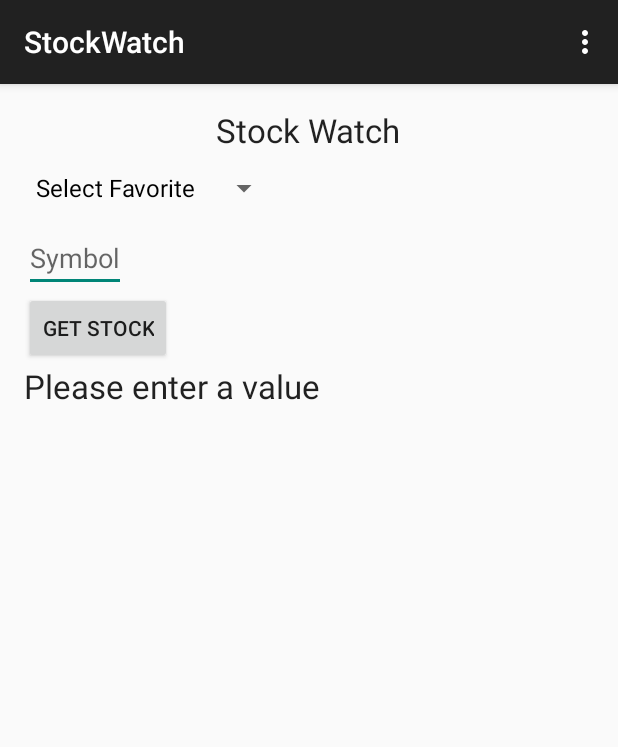
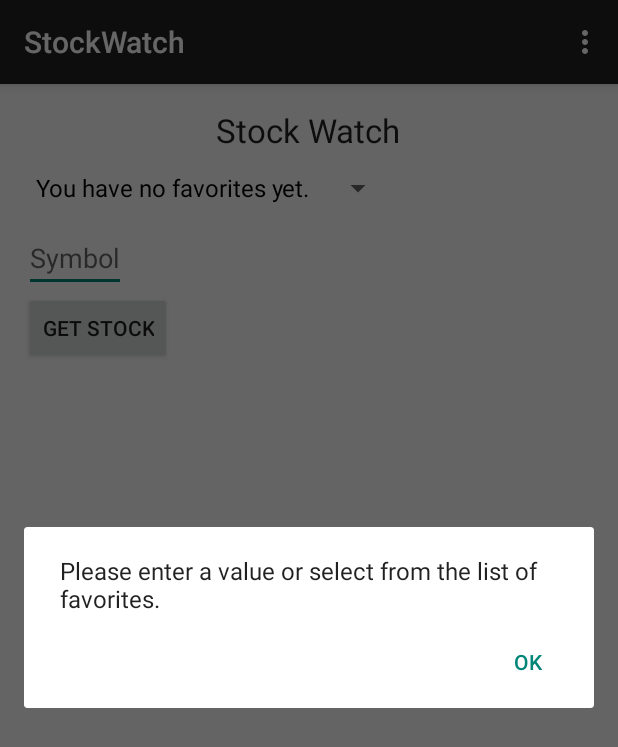
Before and after one commit to wrightaaron/StockWatch, an Android app: the screen it shows after launch (MainActivity), after a tap on "GET STOCK", on a phone screen of 412 x 824 dp. Shown: the top 747 px of the screen. Run offline under Robolectric (Android 15) with nearby library versions, the phone set to English and light mode, and no system bars.

Commit message:
ListView
Added listview for displaying results. Using persistent data to hold
favorite stock symbols. Adding stock symbols to favorites list of user
chooses to

```diff
--- a/StockWatch/app/src/main/java/com/example/thewrights/stockwatch/MainActivity.java
+++ b/StockWatch/app/src/main/java/com/example/thewrights/stockwatch/MainActivity.java
@@ -1,7 +1,11 @@
 package com.example.thewrights.stockwatch;
 
+import android.app.AlertDialog;
+import android.content.DialogInterface;
+import android.content.SharedPreferences;
 import android.os.AsyncTask;
 import android.os.Bundle;
+import android.preference.PreferenceManager;
 import android.support.v7.app.ActionBarActivity;
 import android.util.Log;
 import android.view.Menu;
@@ -11,8 +15,8 @@ import android.widget.AdapterView;
 import android.widget.ArrayAdapter;
 import android.widget.Button;
 import android.widget.EditText;
+import android.widget.ListView;
 import android.widget.Spinner;
-import android.widget.TextView;
 
 import org.ksoap2.SoapEnvelope;
 import org.ksoap2.serialization.PropertyInfo;
@@ -30,6 +34,8 @@ import org.xml.sax.SAXException;
 
 import java.io.IOException;
 import java.io.StringReader;
+import java.util.ArrayList;
+import java.util.Map;
 
 import javax.xml.parsers.DocumentBuilder;
 import javax.xml.parsers.DocumentBuilderFactory;
@@ -59,17 +65,37 @@ public class MainActivity extends ActionBarActivity {
 
     EditText symbolIn;
     Button btnStock;
-    TextView result;
+    ListView result;
     Spinner favorites;
-    @Override
+    SharedPreferences sharedPrefs;
+    AlertDialog.Builder alert;
+    ArrayList<String> faveList;
+    ArrayList<String> infoList;
     protected void onCreate(Bundle savedInstanceState) {
         super.onCreate(savedInstanceState);
         setContentView(R.layout.activity_main);
+        sharedPrefs = PreferenceManager.getDefaultSharedPreferences(this);
+        faveList = new ArrayList<String>();
+        Map<String,?> keys = sharedPrefs.getAll();
+        if(keys.size() == 0)
+        {
+            faveList.add("You have no favorites yet.");
+        }
+        else
+        {
+            faveList.add("-- Select a favorite --");
+        }
+        for(Map.Entry<String,?> entry : keys.entrySet())
+        {
+            faveList.add(entry.getValue().toString());
+            /*Log.d("map values",entry.getKey() + ": " +
+                    entry.getValue().toString());*/
+        }
         symbolIn = (EditText)findViewById(R.id.txtSymbol);
-        result = (TextView)findViewById(R.id.tvStock);
+        result = (ListView)findViewById(R.id.lstStock);
         favorites = (Spinner)findViewById(R.id.dropSymbols);
-        String[] faves = {"Select Favorite", "dis", "msn", "mic"};
-        ArrayAdapter<String> adapter = new ArrayAdapter<String>(this, android.R.layout.simple_spinner_dropdown_item, faves);
+        //String[] faves = {"Select Favorite", "dis", "msn", "mic"};
+        ArrayAdapter<String> adapter = new ArrayAdapter<String>(this, android.R.layout.simple_spinner_dropdown_item, faveList);
         favorites.setAdapter(adapter);
         favorites.setOnItemSelectedListener(new AdapterView.OnItemSelectedListener() {
             @Override
@@ -93,12 +119,42 @@ public class MainActivity extends ActionBarActivity {
         btnStock.setOnClickListener(new View.OnClickListener() {
             @Override
             public void onClick(View v) {
-                if (symbolIn.length() != 0 && symbolIn.getText().toString() != "") {
+                if (symbolIn.length() != 0 && symbolIn.getText().toString() != "")
+                {
+                    alert = new AlertDialog.Builder(MainActivity.this);
+                    alert.setMessage("Would you like to add this stock to your favorites?").setPositiveButton("Yes", new DialogInterface.OnClickListener()
+                    {
+                        @Override
+                        public void onClick(DialogInterface dialog, int which)
+                        {
+                            SharedPreferences.Editor editor = sharedPrefs.edit();
+                            editor.putString(symbol, symbol);
+                            editor.commit();
+                            dialog.dismiss();
+                        }
+                    }).setNegativeButton("No", new DialogInterface.OnClickListener()
+                    {
+                        @Override
+                        public void onClick(DialogInterface dialog, int which)
+                        {
+                            dialog.dismiss();
+                        }
+                    }).create();
+                    alert.show();
                     MainActivity.symbol = symbolIn.getText().toString();
                     AsyncCallWS task = new AsyncCallWS();
                     task.execute();
-                } else {
-                    result.setText("Please enter a value");
+                } else
+                {
+                    alert = new AlertDialog.Builder(MainActivity.this);
+                    alert.setMessage("Please enter a value or select from the list of favorites.")
+                            .setPositiveButton("Ok", new DialogInterface.OnClickListener() {
+                                @Override
+                                public void onClick(DialogInterface dialog, int which) {
+                                    dialog.dismiss();
+                                }
+                            }).create();
+                    alert.show();
                 }
             }
         });
@@ -150,8 +206,8 @@ public class MainActivity extends ActionBarActivity {
             SoapPrimitive response = (SoapPrimitive)envelope.getResponse();
             String stockInfo1 = response.toString();
             String[] tagNames = {"Name", "Last", "High", "Low", "PercentageChange"};
-            String stockName = getElement(tagNames, stockInfo1);
-            stockInfo = "Stock Info\n" + stockName;
+            getElement(tagNames, stockInfo1);
+            stockInfo = "Stock Info\n";
             Log.i(TAG, response.toString());
         }
         catch(Exception e)
@@ -163,7 +219,7 @@ public class MainActivity extends ActionBarActivity {
 
     //Borrowed and modified from http://www.java2s.com/Code/Java/XML/ParseanXMLstringUsingDOMandaStringReader.htm
     // Iterates through an array of tag names to get desired elemnt values
-    private String getElement(String[] tagNames, String xml) throws ParserConfigurationException, IOException, SAXException
+    private void getElement(String[] tagNames, String xml) throws ParserConfigurationException, IOException, SAXException
     {
         String val = "";
         DocumentBuilder db = DocumentBuilderFactory.newInstance().newDocumentBuilder();
@@ -171,7 +227,7 @@ public class MainActivity extends ActionBarActivity {
         is.setCharacterStream(new StringReader(xml));
         Document doc = db.parse(is);
         NodeList nodes = doc.getElementsByTagName("Stock");
-
+        infoList = new ArrayList<String>();
         for (int i = 0; i < nodes.getLength(); i++)
         {
             Element element = (Element) nodes.item(i);
@@ -179,10 +235,11 @@ public class MainActivity extends ActionBarActivity {
             {
                 NodeList nodeItem = element.getElementsByTagName(tagNames[tn]);
                 Element itemLine = (Element) nodeItem.item(0);
-                val += (tagNames[tn] + ": " + getCharacterDataFromElement(itemLine) + "\n");
+                val = (tagNames[tn] + ": " + getCharacterDataFromElement(itemLine));
+                infoList.add(val);
             }
         }
-        return val;
+
     }
 
     public static String getCharacterDataFromElement(Element e)
@@ -210,14 +267,15 @@ public class MainActivity extends ActionBarActivity {
         protected void onPostExecute(Void r)
         {
             Log.i(TAG, "onPostExecute");
-            result.setText(stockInfo);
+            result = (ListView)findViewById(R.id.lstStock);
+            ArrayAdapter<String> resultAdapter = new ArrayAdapter<String>(MainActivity.this, android.R.layout.simple_list_item_1, infoList);
+            result.setAdapter(resultAdapter);
         }
 
         @Override
         protected void onPreExecute()
         {
             Log.i(TAG, "onPreExecute");
-            result.setText("Fetching Stock Info");
         }
 
         @Override
--- a/StockWatch/app/src/main/res/layout/activity_main.xml
+++ b/StockWatch/app/src/main/res/layout/activity_main.xml
@@ -32,15 +32,6 @@
         android:layout_alignLeft="@+id/txtSymbol"
         android:layout_alignStart="@+id/txtSymbol" />
 
-    <TextView
-        android:layout_width="wrap_content"
-        android:layout_height="wrap_content"
-        android:textAppearance="?android:attr/textAppearanceLarge"
-        android:id="@+id/tvStock"
-        android:layout_below="@+id/btnGetStock"
-        android:layout_alignLeft="@+id/txtSymbol"
-        android:layout_alignStart="@+id/txtSymbol" />
-
     <Spinner
         android:layout_width="wrap_content"
         android:layout_height="wrap_content"
@@ -49,4 +40,13 @@
         android:layout_alignParentLeft="true"
         android:layout_alignParentStart="true"
         android:spinnerMode="dropdown" />
+
+    <ListView
+        android:layout_width="wrap_content"
+        android:layout_height="wrap_content"
+        android:id="@+id/lstStock"
+        android:layout_below="@+id/btnGetStock"
+        android:layout_alignParentLeft="true"
+        android:layout_alignParentStart="true"
+        android:choiceMode="singleChoice" />
 </RelativeLayout>
```
